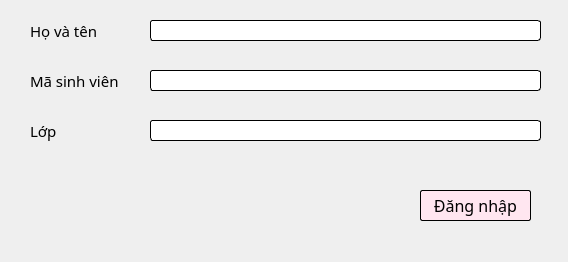
Old version of the form loginpage.ui in the repository log1cs/FineTest.
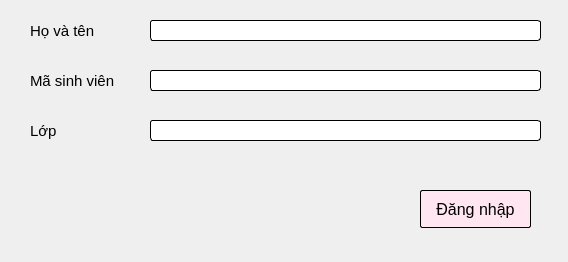
New version of the form.

```diff
--- a/loginpage.ui
+++ b/loginpage.ui
@@ -51,7 +51,6 @@
    </property>
    <property name="font">
     <font>
-     <family>Bahnschrift</family>
      <pointsize>11</pointsize>
     </font>
    </property>
@@ -70,7 +69,6 @@
    </property>
    <property name="font">
     <font>
-     <family>Bahnschrift</family>
      <pointsize>11</pointsize>
     </font>
    </property>
@@ -87,12 +85,11 @@
      <x>420</x>
      <y>190</y>
      <width>111</width>
-     <height>31</height>
+     <height>38</height>
     </rect>
    </property>
    <property name="font">
     <font>
-     <family>Bahnschrift</family>
      <pointsize>12</pointsize>
      <weight>50</weight>
      <italic>false</italic>
@@ -158,7 +155,7 @@
    <property name="geometry">
     <rect>
      <x>20</x>
-     <y>160</y>
+     <y>220</y>
      <width>301</width>
      <height>31</height>
     </rect>
@@ -195,7 +192,6 @@
    </property>
    <property name="font">
     <font>
-     <family>Bahnschrift</family>
      <pointsize>11</pointsize>
     </font>
    </property>
```
